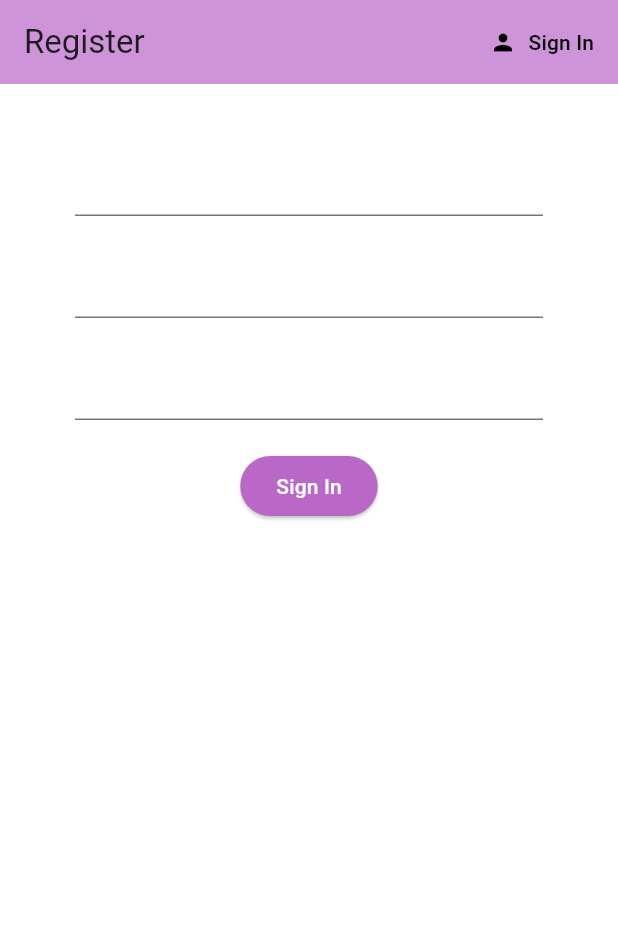
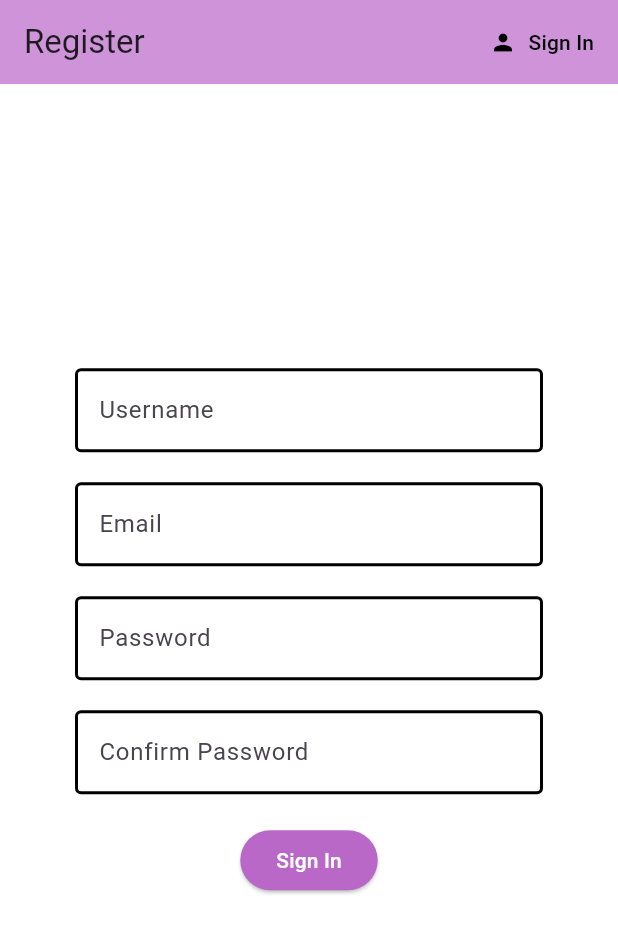
Before and after one commit to EikeMB/mobileHoursManager, a Flutter app: the screen it shows after launch, after a tap on "Sign In", after a tap on "Register", on a phone screen of 412 x 824 dp. Shown: the top 933 px of the screen. Run offline on Flutter 3.47's test engine with Material 3 defaults, Android fonts, the phone set to English and light mode, and no system bars; our stand-ins replace firebase_auth, firebase_core, flutter_spinkit; accounts and stored records are empty; network calls fail.

Commit message:
added firebase connection for user authentication
still to be tested

```diff
--- a/hour_log/lib/main.dart
+++ b/hour_log/lib/main.dart
@@ -1,7 +1,11 @@
 import 'package:flutter/material.dart';
 import 'package:firebase_core/firebase_core.dart';
+import 'package:hour_log/models/user.dart';
 import 'package:hour_log/screens/authentication/authenticate.dart';
 import 'package:hour_log/screens/authentication/register.dart';
+import 'package:hour_log/screens/wrapper.dart';
+import 'package:hour_log/services/auth.dart';
+import 'package:provider/provider.dart';
 import 'firebase_options.dart';
 import 'package:hour_log/screens/authentication/login.dart';
 
@@ -16,3 +20,19 @@ Future<void> main() async {
     home: Authenticate(),
   ));
 }
+
+
+class MyApp extends StatelessWidget {
+  const MyApp({super.key});
+
+  @override
+  Widget build(BuildContext context) {
+    return StreamProvider<AppUser?>.value(
+      initialData: null,
+      value: AuthService().user,
+      child: const MaterialApp(
+        home: Wrapper(),
+      ),
+    );
+  }
+}
--- /dev/null
+++ b/hour_log/lib/models/user.dart
@@ -0,0 +1,15 @@
+class AppUser{
+  final String uid;
+
+  AppUser(this.uid);
+}
+
+
+class UserData{
+  final String uid;
+  final String username;
+  final List<String> orgs;
+  final double hours;
+
+  UserData(this.uid, this.username, this.orgs, this.hours);
+}
--- a/hour_log/lib/screens/authentication/login.dart
+++ b/hour_log/lib/screens/authentication/login.dart
@@ -1,6 +1,9 @@
 
 
 import 'package:flutter/material.dart';
+import 'package:hour_log/services/auth.dart';
+import 'package:hour_log/shared/constants.dart';
+import 'package:hour_log/shared/loading.dart';
 
 class SignIn extends StatefulWidget{
   final Function toggleView;
@@ -12,8 +15,10 @@ class SignIn extends StatefulWidget{
 }
 
 class _SignInState extends State<SignIn> {
+  final AuthService _auth = AuthService();
+  final _formKey = GlobalKey<FormState>();
 
-  final _formKey = GlobalKey<FormState>();
+  bool loading = false;
 
   String email = '';
   String password = '';
@@ -22,7 +27,7 @@ class _SignInState extends State<SignIn> {
 
   @override
   Widget build(BuildContext context){
-    return Scaffold(
+    return loading ? const Loading() : Scaffold(
       backgroundColor: Colors.white,
       appBar: AppBar(
         actions: [
@@ -51,9 +56,11 @@ class _SignInState extends State<SignIn> {
         child: Form(
           key: _formKey,
           child: Column(
+            mainAxisAlignment: MainAxisAlignment.center,
             children: <Widget>[
               const SizedBox(height: 20.0),
               TextFormField(
+                decoration: textInputDecoration.copyWith(hintText: 'Email'),
                 validator:(value) => value!.isEmpty ? 'Enter an email' : null,
                 onChanged: (value) {
                   setState(() {
@@ -63,6 +70,7 @@ class _SignInState extends State<SignIn> {
               ),
               const SizedBox(height: 20.0,),
               TextFormField(
+                decoration: textInputDecoration.copyWith(hintText: 'Password'),
                 validator: (value) => value!.length < 6 ? 'Enter a password 6+ characters long' : null,
                 onChanged: (value) {
                   setState(() {
@@ -75,12 +83,22 @@ class _SignInState extends State<SignIn> {
               ElevatedButton(
                 style: ButtonStyle(backgroundColor: MaterialStateProperty.all(Colors.purple[300])),
                 onPressed: () {
-                  setState(() {
+                  setState(() async {
                     if(_formKey.currentState!.validate()){
-
+                      setState(() {
+                        loading = true;
+                      });
                     }
 
-                    error = 'Sign in unsuccessful';
+                    dynamic result = await _auth.signInEmail(email, password);
+
+
+                    if(result == null){
+                      setState(() {
+                        loading = false;
+                        error = 'Login unsuccessful';
+                      });
+                    }
                   });
                 },
                 child: const Text(
--- a/hour_log/lib/screens/authentication/register.dart
+++ b/hour_log/lib/screens/authentication/register.dart
@@ -1,4 +1,7 @@
 import 'package:flutter/material.dart';
+import 'package:hour_log/services/auth.dart';
+import 'package:hour_log/shared/constants.dart';
+import 'package:hour_log/shared/loading.dart';
 
 class Register extends StatefulWidget {
   final Function toggleView;
@@ -9,9 +12,13 @@ class Register extends StatefulWidget {
 }
 
 class _RegisterState extends State<Register> {
-
+  final AuthService _auth = AuthService();
   final _formKey = GlobalKey<FormState>();
 
+
+  bool loading = false;
+
+  String username = '';
   String email = '';
   String password = '';
   String confirmPassword = '';
@@ -19,7 +26,7 @@ class _RegisterState extends State<Register> {
 
   @override
   Widget build(BuildContext context) {
-    return Scaffold(
+    return loading ? const Loading() : Scaffold(
       backgroundColor: Colors.white,
       appBar: AppBar(
         actions: [
@@ -48,9 +55,20 @@ class _RegisterState extends State<Register> {
         child: Form(
           key: _formKey,
           child: Column(
+            mainAxisAlignment: MainAxisAlignment.center,
             children: <Widget>[
+              TextFormField(
+                decoration: textInputDecoration.copyWith(hintText: 'Username'),
+                validator:(value) => value!.isEmpty ? 'Enter a username' : null,
+                onChanged: (value) {
+                  setState(() {
+                    username = value;
+                  });
+                },
+              ),
               const SizedBox(height: 20.0),
               TextFormField(
+                decoration: textInputDecoration.copyWith(hintText: 'Email'),
                 validator:(value) => value!.isEmpty ? 'Enter an email' : null,
                 onChanged: (value) {
                   setState(() {
@@ -60,6 +78,7 @@ class _RegisterState extends State<Register> {
               ),
               const SizedBox(height: 20.0,),
               TextFormField(
+                decoration: textInputDecoration.copyWith(hintText: 'Password'),
                 validator: (value) => value!.length < 6 ? 'Enter a password 6+ characters long' : null,
                 onChanged: (value) {
                   setState(() {
@@ -70,6 +89,7 @@ class _RegisterState extends State<Register> {
               ),
               const SizedBox(height: 20.0,),
               TextFormField(
+                decoration: textInputDecoration.copyWith(hintText: 'Confirm Password'),
                 validator: (value) => value != password ? 'Passwords must match' : null,
                 onChanged: (value) {
                   confirmPassword = value;
@@ -79,14 +99,19 @@ class _RegisterState extends State<Register> {
               const SizedBox(height: 20.0,),
               ElevatedButton(
                 style: ButtonStyle(backgroundColor: MaterialStateProperty.all(Colors.purple[300])),
-                onPressed: () {
+                onPressed: () async {
 
                   if(_formKey.currentState!.validate()){
+                    loading = true;
+                  }
+                  dynamic result = await _auth.signUpEmail(username, email, password);
 
+                  if(result == null){
+                    setState(() {
+                      loading = false;
+                      error = 'Register unsuccessful';
+                    });
                   }
-                  setState(() {
-                    error = 'Sign in unsuccessful';
-                  });
                 },
                 child: const Text(
                   'Sign In',
--- /dev/null
+++ b/hour_log/lib/services/auth.dart
@@ -0,0 +1,43 @@
+
+
+
+
+import 'package:firebase_auth/firebase_auth.dart';
+import 'package:hour_log/models/user.dart';
+
+class AuthService {
+  final FirebaseAuth _auth = FirebaseAuth.instance;
+
+  AppUser? _userFromFirebaseUser(User? user){
+    return user != null ? AppUser(user.uid): null;
+  }
+
+
+  Stream<AppUser?> get user {
+    return _auth.authStateChanges().map(_userFromFirebaseUser);
+  }
+
+  Future signInEmail(String email, String password) async {
+    try{
+      UserCredential result = await _auth.signInWithEmailAndPassword(email: email, password: password);
+
+      User? user = result.user;
+
+      return _userFromFirebaseUser(user);
+    } catch(e){
+      return null;
+    }
+  }
+
+  Future signUpEmail(String username, String email, String password) async {
+    try {
+      UserCredential result = await _auth.createUserWithEmailAndPassword(email: email, password: password);
+
+      User? user = result.user;
+
+      return _userFromFirebaseUser(user);
+    } catch(e){
+      return null;
+    }
+  }
+}
--- /dev/null
+++ b/hour_log/lib/shared/constants.dart
@@ -0,0 +1,13 @@
+
+import 'package:flutter/material.dart';
+
+const textInputDecoration = InputDecoration(
+  fillColor: Colors.white,
+  filled: true,
+  enabledBorder: OutlineInputBorder(
+    borderSide: BorderSide(color: Colors.black, width: 2.0)
+  ),
+  focusedBorder: OutlineInputBorder(
+    borderSide: BorderSide(color: Colors.purple, width: 2.0)
+  ),
+);
--- a/hour_log/pubspec.yaml
+++ b/hour_log/pubspec.yaml
@@ -36,6 +36,10 @@ dependencies:
   # Use with the CupertinoIcons class for iOS style icons.
   cupertino_icons: ^1.0.2
   firebase_core: ^2.27.0
+  firebase_auth: ^4.19.0
+  cloud_firestore: ^4.16.0
+  provider: ^6.1.2
+  flutter_spinkit: ^5.2.1
 
 dev_dependencies:
   flutter_test:
```
Also changed, not shown: hour_log/lib/screens/home/home.dart (added, +22 -0 lines), hour_log/lib/screens/wrapper.dart (+20 -0 lines), hour_log/lib/shared/loading.dart (added, +22 -0 lines), hour_log/pubspec.lock, 8 other files.
